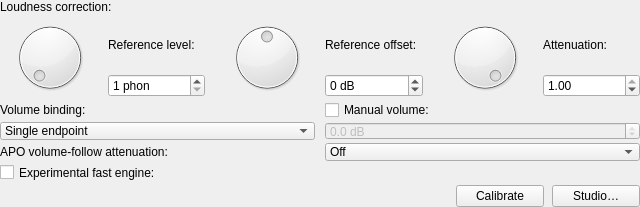
The window that Editor/guis/LoudnessCorrectionFilterGUI.ui (xup61069/Hibiki-EQAPO) describes before a commit, drawn with Qt 5.
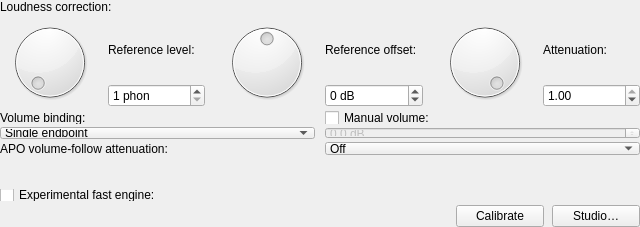
The same window after the commit. Custom widgets are drawn as their Qt base class.

Commit message: fix: synchronize loudness follow contour and clarify UI controls

```diff
--- a/Editor/guis/LoudnessCorrectionFilterGUI.ui
+++ b/Editor/guis/LoudnessCorrectionFilterGUI.ui
@@ -399,6 +399,19 @@
       </widget>
      </item>
      <item row="3" column="0" colspan="2">
+      <widget class="QLabel" name="volumeFollowStatusLabel">
+       <property name="text"><string notr="true"/></property>
+       <property name="wordWrap"><bool>true</bool></property>
+       <property name="font"><font><bold>true</bold></font></property>
+      </widget>
+     </item>
+     <item row="4" column="0" colspan="2">
+      <widget class="QLabel" name="volumeSourceLabel">
+       <property name="text"><string notr="true"/></property>
+       <property name="wordWrap"><bool>true</bool></property>
+      </widget>
+     </item>
+     <item row="5" column="0" colspan="2">
       <widget class="QCheckBox" name="fastEngineCheckBox">
        <property name="toolTip">
         <string>Experimental two-filter approximation. Uses less CPU but may differ noticeably from Full, especially at very low listening levels.</string>
```
Left out of the diff: 8 changed lines with no effect on the pictures. The commit also changes 29 other files.
